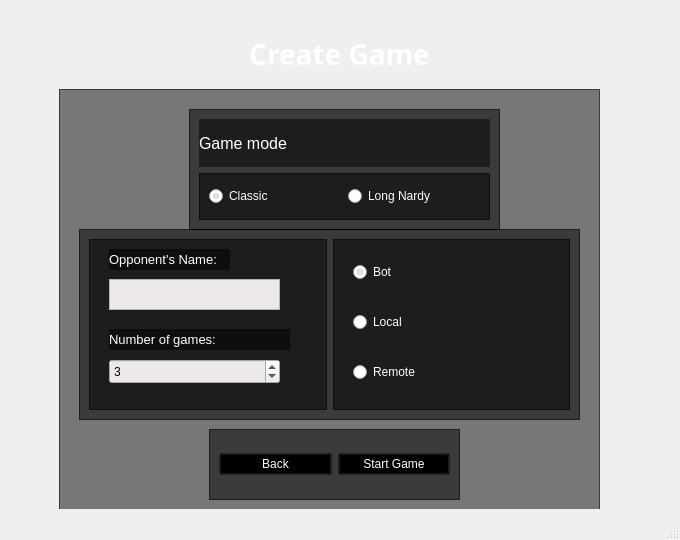
First picture: the form in BackgammonPP/mainwindow.ui, repository daniilgrbic/BackgammonPP, before the edit.
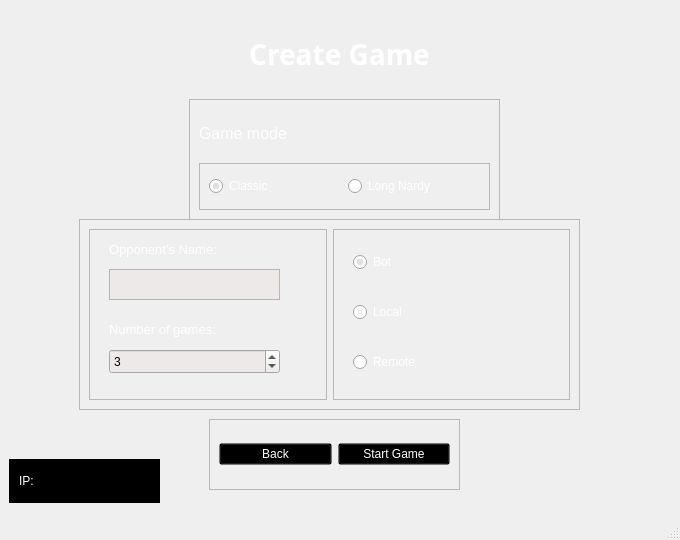
Second picture: the form after the edit.

Commit message: Show IP address on create game menu

Patch:
```diff
--- a/BackgammonPP/mainwindow.ui
+++ b/BackgammonPP/mainwindow.ui
@@ -336,31 +336,39 @@
        </widget>
       </widget>
       <widget class="QWidget" name="CreateGame">
-       <widget class="QFrame" name="frame_8">
+       <widget class="QLabel" name="label_5">
         <property name="geometry">
          <rect>
-          <x>50</x>
-          <y>80</y>
-          <width>541</width>
-          <height>421</height>
+          <x>0</x>
+          <y>20</y>
+          <width>661</width>
+          <height>51</height>
          </rect>
         </property>
+        <property name="font">
+         <font>
+          <family>Corbel</family>
+          <pointsize>21</pointsize>
+          <bold>true</bold>
+         </font>
+        </property>
         <property name="styleSheet">
-         <string notr="true">QFrame {
-	background-color: rgba(0, 0, 0, 128);
+         <string notr="true">QLabel {
+	color: white;
 }</string>
         </property>
-        <property name="frameShape">
-         <enum>QFrame::StyledPanel</enum>
+        <property name="text">
+         <string>Create Game</string>
         </property>
-        <property name="frameShadow">
-         <enum>QFrame::Raised</enum>
+        <property name="alignment">
+         <set>Qt::AlignCenter</set>
         </property>
+       </widget>
         <widget class="QFrame" name="frameButtons">
          <property name="geometry">
           <rect>
-           <x>150</x>
-           <y>340</y>
+          <x>200</x>
+          <y>410</y>
            <width>251</width>
            <height>71</height>
           </rect>
@@ -427,8 +435,8 @@
         <widget class="QFrame" name="frameGameMode">
          <property name="geometry">
           <rect>
-           <x>130</x>
-           <y>20</y>
+          <x>180</x>
+          <y>90</y>
            <width>311</width>
            <height>121</height>
           </rect>
@@ -514,8 +522,8 @@
         <widget class="QFrame" name="frameGameType">
          <property name="geometry">
           <rect>
-           <x>20</x>
-           <y>140</y>
+          <x>70</x>
+          <y>210</y>
            <width>501</width>
            <height>191</height>
           </rect>
@@ -540,7 +548,7 @@
               <rect>
                <x>20</x>
                <y>10</y>
-               <width>121</width>
+              <width>151</width>
                <height>21</height>
               </rect>
              </property>
@@ -696,34 +704,49 @@
           </item>
          </layout>
         </widget>
-       </widget>
-       <widget class="QLabel" name="label_5">
+       <widget class="QFrame" name="ipFrame">
         <property name="geometry">
          <rect>
           <x>0</x>
-          <y>20</y>
-          <width>661</width>
-          <height>51</height>
+          <y>450</y>
+          <width>151</width>
+          <height>44</height>
          </rect>
         </property>
-        <property name="font">
-         <font>
-          <family>Corbel</family>
-          <pointsize>21</pointsize>
-          <bold>true</bold>
-         </font>
-        </property>
         <property name="styleSheet">
-         <string notr="true">QLabel {
+         <string notr="true">QFrame {
+	background-color: black;
 	color: white;
 }</string>
         </property>
+        <property name="frameShape">
+         <enum>QFrame::StyledPanel</enum>
+        </property>
+        <property name="frameShadow">
+         <enum>QFrame::Raised</enum>
+        </property>
+        <layout class="QHBoxLayout" name="horizontalLayout_11">
+         <item>
+          <widget class="QLabel" name="labelpNotation">
+           <property name="maximumSize">
+            <size>
+             <width>25</width>
+             <height>16777215</height>
+            </size>
+           </property>
         <property name="text">
-         <string>Create Game</string>
-        </property>
-        <property name="alignment">
-         <set>Qt::AlignCenter</set>
-        </property>
+            <string>IP: </string>
+           </property>
+          </widget>
+         </item>
+         <item>
+          <widget class="QLabel" name="labeIP">
+           <property name="text">
+            <string/>
+           </property>
+          </widget>
+         </item>
+        </layout>
        </widget>
       </widget>
       <widget class="QWidget" name="preferences">
```
Lines whose indentation alone changed are shown as unchanged. The commit also changes 2 other files.
